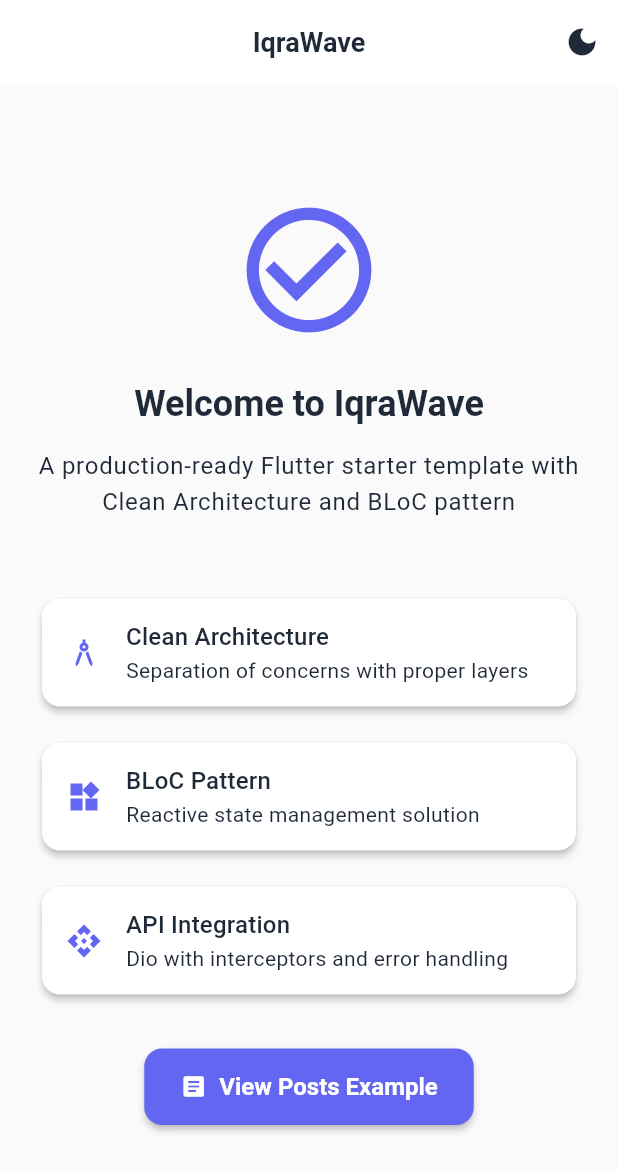
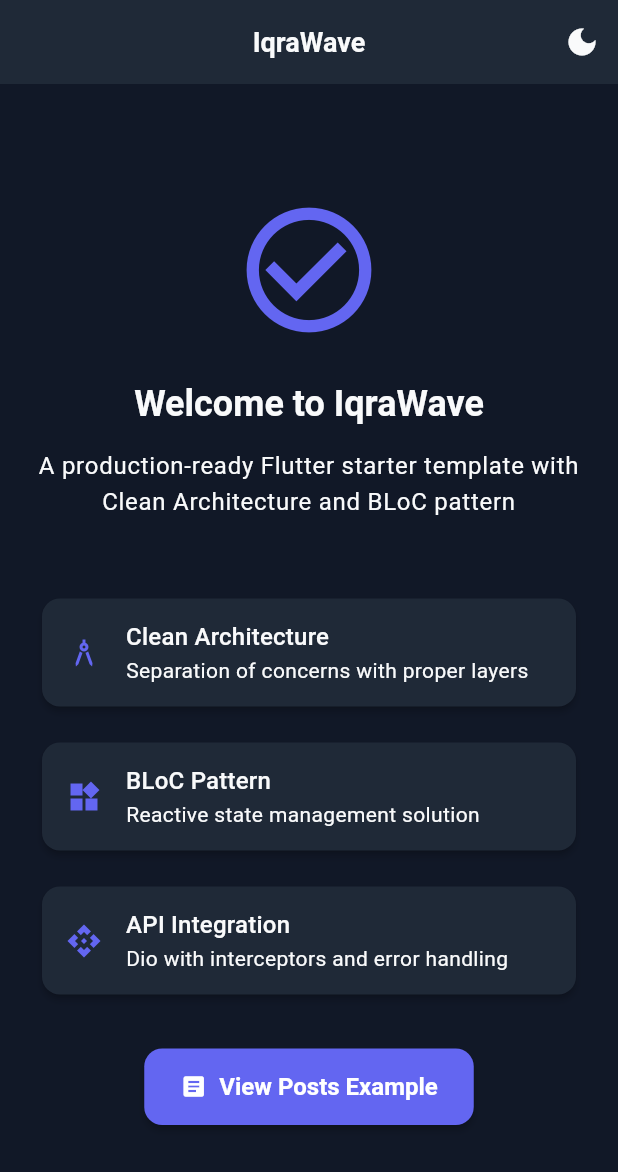
Before and after one commit to meylis1998/iqra_wave, a Flutter app: the screen it shows after launch, after a tap on the "dark mode" icon, on a phone screen of 412 x 824 dp. Shown: the top 1172 px of the screen. Run offline on Flutter 3.47's test engine with Material 3 defaults, Android fonts, the phone set to English and light mode, and no system bars; our stand-ins replace animated_theme_switcher, dartz, dio, equatable, flutter_bloc, flutter_secure_storage and 11 more; generated files the repository leaves out were written again; Roboto replaces fonts that are missing (Tajawal).

Commit message:
feat: add circular reveal theme animation

```diff
--- a/lib/features/home/presentation/pages/home_page.dart
+++ b/lib/features/home/presentation/pages/home_page.dart
@@ -1,8 +1,10 @@
+import 'package:animated_theme_switcher/animated_theme_switcher.dart';
 import 'package:flutter/material.dart';
 import 'package:flutter_bloc/flutter_bloc.dart';
 import 'package:go_router/go_router.dart';
 
 import 'package:iqra_wave/core/routes/route_names.dart';
+import 'package:iqra_wave/core/theme/app_theme.dart';
 import 'package:iqra_wave/core/theme/theme_cubit.dart';
 
 class HomePage extends StatelessWidget {
@@ -10,19 +12,40 @@ class HomePage extends StatelessWidget {
 
   @override
   Widget build(BuildContext context) {
-    return Scaffold(
+    return ThemeSwitchingArea(
+      child: Scaffold(
       appBar: AppBar(
         title: const Text('IqraWave'),
         actions: [
           BlocBuilder<ThemeCubit, ThemeMode>(
             builder: (context, themeMode) {
+              return ThemeSwitcher(
+                builder: (context) {
                   return IconButton(
                     icon: Icon(
                       themeMode == ThemeMode.dark
                           ? Icons.light_mode
                           : Icons.dark_mode,
                     ),
-                onPressed: () => context.read<ThemeCubit>().toggleTheme(),
+                    onPressed: () {
+                      final themeCubit = context.read<ThemeCubit>();
+
+                      // Determine the target theme BEFORE toggling
+                      final newTheme = themeCubit.state == ThemeMode.dark
+                          ? AppTheme.lightTheme
+                          : AppTheme.darkTheme;
+
+                      // Trigger animation with new theme and reverse option
+                      ThemeSwitcher.of(context).changeTheme(
+                        theme: newTheme,
+                        isReversed: themeCubit.state == ThemeMode.light,
+                      );
+
+                      // Update cubit state
+                      themeCubit.toggleTheme();
+                    },
+                  );
+                },
               );
             },
           ),
@@ -79,6 +102,7 @@ class HomePage extends StatelessWidget {
           ),
         ),
       ),
+      ),
     );
   }
 }
--- a/lib/main.dart
+++ b/lib/main.dart
@@ -1,3 +1,4 @@
+import 'package:animated_theme_switcher/animated_theme_switcher.dart';
 import 'package:flutter/material.dart';
 import 'package:flutter_bloc/flutter_bloc.dart';
 import 'package:hydrated_bloc/hydrated_bloc.dart';
@@ -37,13 +38,21 @@ class MyApp extends StatelessWidget {
       create: (context) => getIt<ThemeCubit>(),
       child: BlocBuilder<ThemeCubit, ThemeMode>(
         builder: (context, themeMode) {
-          return MaterialApp.router(
-            title: AppConfig.appName,
-            debugShowCheckedModeBanner: false,
-            theme: AppTheme.lightTheme,
-            darkTheme: AppTheme.darkTheme,
-            themeMode: themeMode,
-            routerConfig: AppRouter.router,
+          final theme = themeMode == ThemeMode.dark
+              ? AppTheme.darkTheme
+              : AppTheme.lightTheme;
+
+          return ThemeProvider(
+            initTheme: theme,
+            duration: const Duration(milliseconds: 400),
+            builder: (_, myTheme) {
+              return MaterialApp.router(
+                title: AppConfig.appName,
+                debugShowCheckedModeBanner: false,
+                theme: myTheme,
+                routerConfig: AppRouter.router,
+              );
+            },
           );
         },
       ),
--- a/pubspec.yaml
+++ b/pubspec.yaml
@@ -71,6 +71,7 @@ dependencies:
   intl: ^0.20.1
   cached_network_image: ^3.4.1
   google_fonts: ^6.3.2
+  animated_theme_switcher: ^2.0.10
 
 dev_dependencies:
   flutter_test:
```
Also changed, not shown: pubspec.lock, 1 other file. Lines whose indentation alone changed are shown as unchanged.
